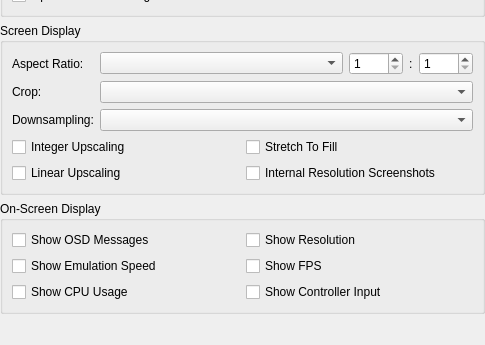
The window that src/duckstation-qt/displaysettingswidget.ui (stenzek/duckstation) describes before a commit, drawn with Qt 5; both pictures show x 0 to 485 and y 180 to 525 of the 485 by 525 pixel window.
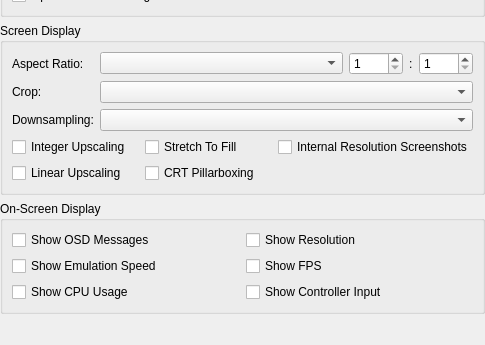
The same window after the commit.

```diff
--- a/src/duckstation-qt/displaysettingswidget.ui
+++ b/src/duckstation-qt/displaysettingswidget.ui
@@ -171,7 +171,7 @@
       <item row="2" column="1">
        <widget class="QComboBox" name="gpuDownsampleMode"/>
       </item>
-      <item row="3" column="0" colspan="2">
+      <item row="3" column="0" colspan="3">
        <layout class="QGridLayout" name="gridLayout">
         <item row="0" column="0">
          <widget class="QCheckBox" name="displayIntegerScaling">
@@ -195,6 +195,13 @@
          </widget>
         </item>
         <item row="1" column="1">
+         <widget class="QCheckBox" name="displayCRTPillarboxing">
+          <property name="text">
+           <string>CRT Pillarboxing</string>
+          </property>
+         </widget>
+        </item>
+        <item row="0" column="2">
          <widget class="QCheckBox" name="internalResolutionScreenshots">
           <property name="text">
            <string>Internal Resolution Screenshots</string>
```
